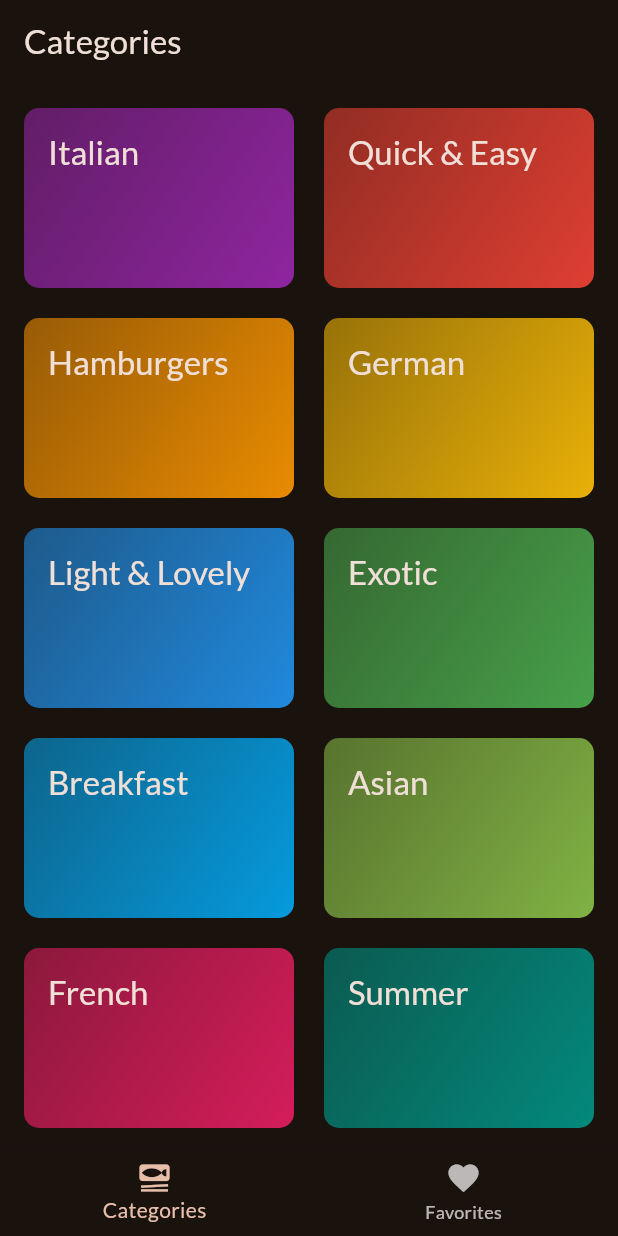
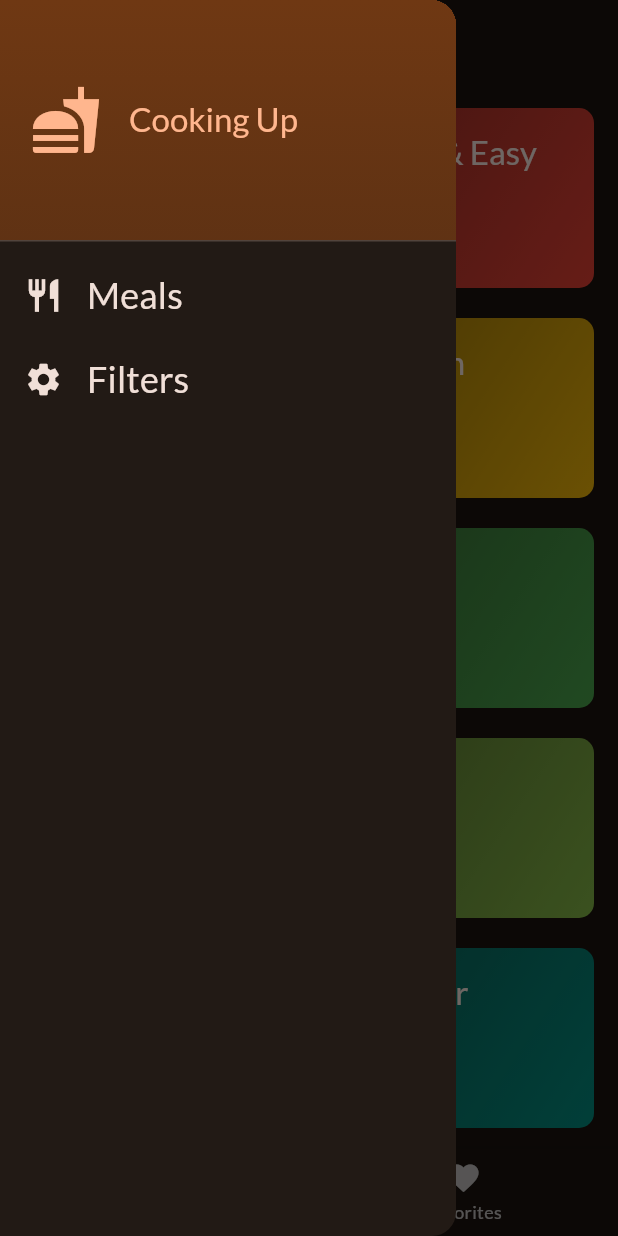
Before and after one commit to apipkurniawan/meals_app, a Flutter app: the screen it shows after launch, with the side drawer open (before the commit the screen has no drawer), on a phone screen of 412 x 824 dp. Run offline on Flutter 3.47's test engine with Material 3 defaults, Android fonts, the phone set to English and light mode, and no system bars; our stand-ins replace google_fonts, transparent_image.

Commit message:
create drawer

```diff
--- /dev/null
+++ b/lib/screens/filters.dart
@@ -0,0 +1,15 @@
+import 'package:flutter/material.dart';
+
+class FiltersScreen extends StatefulWidget {
+  const FiltersScreen({super.key});
+
+  @override
+  State<FiltersScreen> createState() => _FiltersScreenState();
+}
+
+class _FiltersScreenState extends State<FiltersScreen> {
+  @override
+  Widget build(BuildContext context) {
+    return const Placeholder();
+  }
+}
--- a/lib/screens/tabs.dart
+++ b/lib/screens/tabs.dart
@@ -2,6 +2,7 @@ import 'package:flutter/material.dart';
 import 'package:meals_app/models/meal.dart';
 import 'package:meals_app/screens/categories.dart';
 import 'package:meals_app/screens/meals.dart';
+import 'package:meals_app/widgets/main_drawer.dart';
 
 class TabsScreen extends StatefulWidget {
   const TabsScreen({super.key});
@@ -18,6 +19,13 @@ class _TabsScreenState extends State<TabsScreen> {
     setState(() {
       _selectedIndex = index;
     });
+  }
+
+  void _setScreen(String identifier) {
+    if (identifier == "filters") {
+    } else {
+      Navigator.of(context).pop();
+    }
   }
 
   void _showMessage(String message) {
@@ -61,6 +69,7 @@ class _TabsScreenState extends State<TabsScreen> {
       appBar: AppBar(
         title: Text(activePageTitle),
       ),
+      drawer: MainDrawer(onSelectScreen: _setScreen),
       body: activePage,
       bottomNavigationBar: BottomNavigationBar(
         onTap: (index) {
--- /dev/null
+++ b/lib/widgets/main_drawer.dart
@@ -0,0 +1,84 @@
+import 'package:flutter/material.dart';
+
+class MainDrawer extends StatelessWidget {
+  const MainDrawer({super.key, required this.onSelectScreen});
+
+  final void Function(String identifier) onSelectScreen;
+
+  @override
+  Widget build(BuildContext context) {
+    return Drawer(
+      child: Column(
+        children: [
+          DrawerHeader(
+            padding: const EdgeInsets.all(20),
+            decoration: BoxDecoration(
+              gradient: LinearGradient(
+                colors: [
+                  Theme.of(context).colorScheme.primaryContainer,
+                  Theme.of(context)
+                      .colorScheme
+                      .primaryContainer
+                      .withOpacity(0.8),
+                ],
+                begin: Alignment.topRight,
+                end: Alignment.bottomRight,
+              ),
+            ),
+            child: Row(
+              children: [
+                Icon(
+                  Icons.fastfood,
+                  size: 48,
+                  color: Theme.of(context).colorScheme.primary,
+                ),
+                const SizedBox(
+                  width: 18,
+                ),
+                Text(
+                  "Cooking Up",
+                  style: Theme.of(context)
+                      .textTheme
+                      .titleLarge!
+                      .copyWith(color: Theme.of(context).colorScheme.primary),
+                )
+              ],
+            ),
+          ),
+          ListTile(
+            leading: Icon(
+              Icons.restaurant,
+              size: 26,
+              color: Theme.of(context).colorScheme.onBackground,
+            ),
+            title: Text(
+              "Meals",
+              style: Theme.of(context).textTheme.titleSmall!.copyWith(
+                  color: Theme.of(context).colorScheme.onBackground,
+                  fontSize: 24),
+            ),
+            onTap: () {
+              onSelectScreen('meals');
+            },
+          ),
+          ListTile(
+            leading: Icon(
+              Icons.settings,
+              size: 26,
+              color: Theme.of(context).colorScheme.onBackground,
+            ),
+            title: Text(
+              "Filters",
+              style: Theme.of(context).textTheme.titleSmall!.copyWith(
+                  color: Theme.of(context).colorScheme.onBackground,
+                  fontSize: 24),
+            ),
+            onTap: () {
+              onSelectScreen('filters');
+            },
+          ),
+        ],
+      ),
+    );
+  }
+}
```
